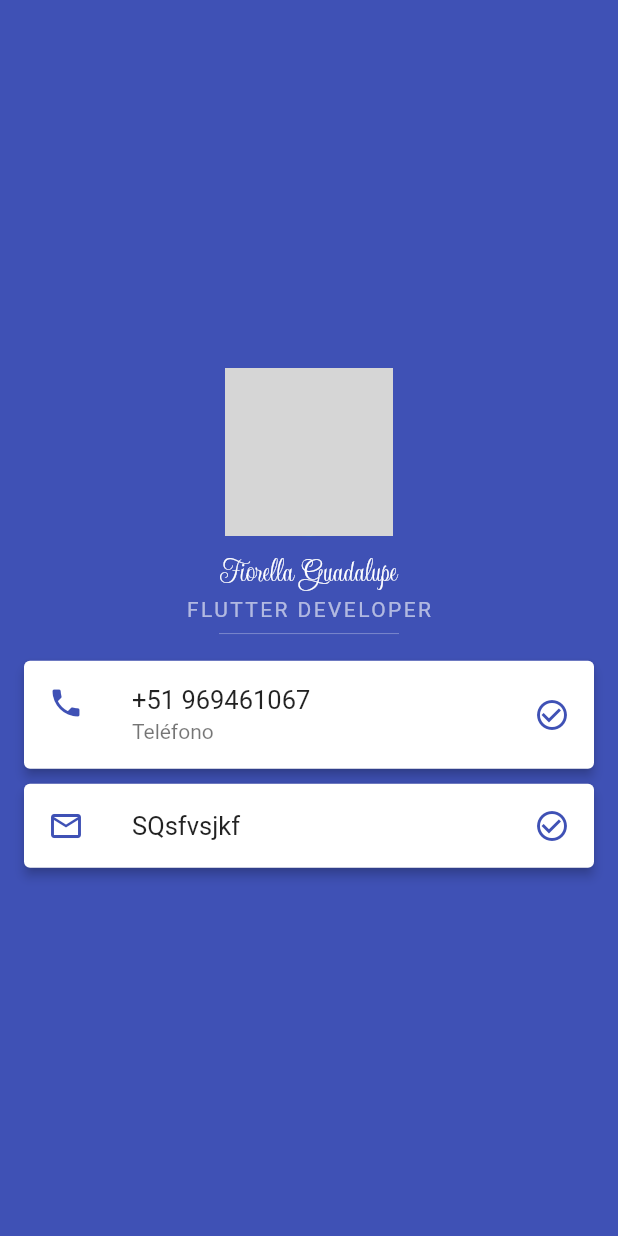
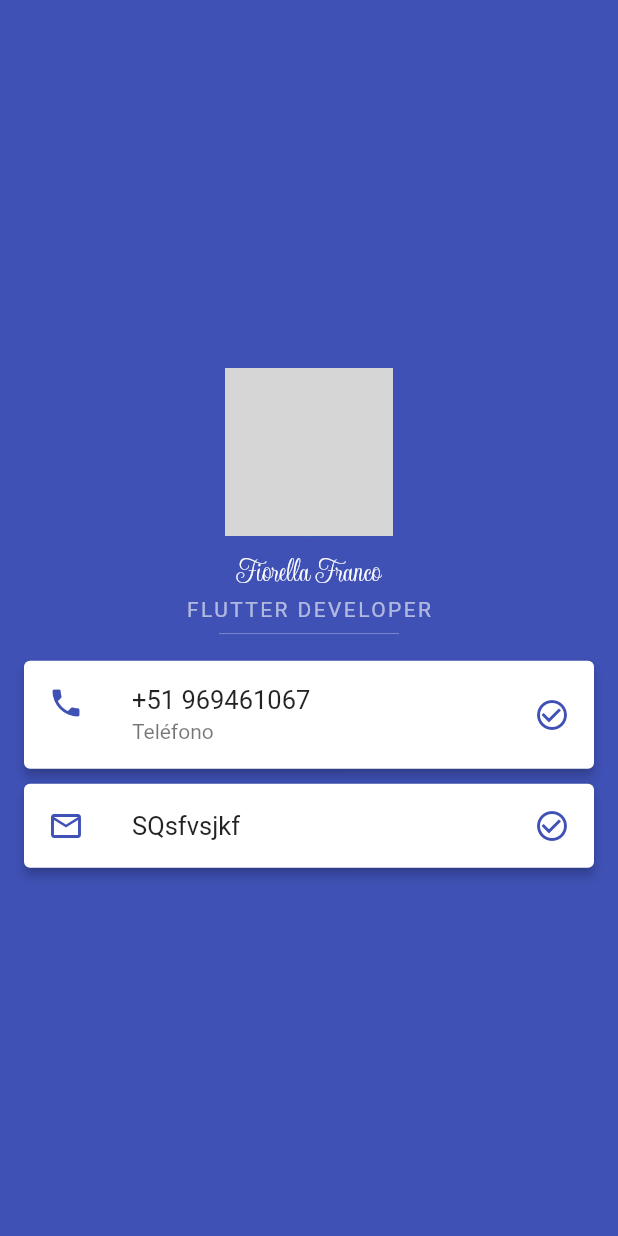
Before and after one commit to AdolfoVladimir/codigo5_card, a Flutter app: the screen it shows after launch, on a phone screen of 412 x 824 dp. Run offline on Flutter 3.47's test engine with Material 2 defaults, Android fonts, the phone set to English and light mode, and no system bars; network calls fail; grey boxes are pictures that could not be loaded.

Commit message:
cambio de nombre

```diff
--- a/lib/main.dart
+++ b/lib/main.dart
@@ -23,7 +23,7 @@ class MandarinaApp extends StatelessWidget {
               height: 10.0,
             ),
             Text(
-              "Fiorella Guadalupe",
+              "Fiorella Franco",
               style: TextStyle(
                   color: Colors.white,
                   fontSize: 22.0,
```
